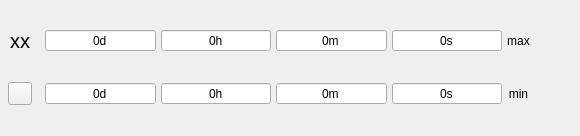
First picture: the form in src/ui/SingleColourRule.ui, repository ashmanix/obs-plugin-countdown, before the edit.
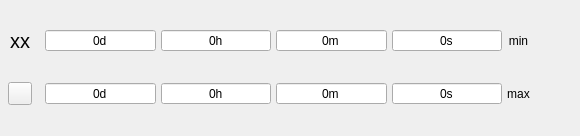
Second picture: the form after the edit.

Commit message: Rule values auto update when editing times to ensure no overlap

Patch:
```diff
--- a/src/ui/SingleColourRule.ui
+++ b/src/ui/SingleColourRule.ui
@@ -66,7 +66,7 @@
           </item>
          </layout>
         </item>
-        <item row="1" column="1">
+        <item row="0" column="1">
          <widget class="QSpinBox" name="minTimeDaySpinBox">
           <property name="sizePolicy">
            <sizepolicy hsizetype="MinimumExpanding" vsizetype="Fixed">
@@ -103,35 +103,7 @@
           </property>
          </widget>
         </item>
-        <item row="0" column="4">
-         <widget class="QSpinBox" name="maxTimeSecondSpinBox">
-          <property name="sizePolicy">
-           <sizepolicy hsizetype="MinimumExpanding" vsizetype="Fixed">
-            <horstretch>0</horstretch>
-            <verstretch>0</verstretch>
-           </sizepolicy>
-          </property>
-          <property name="minimumSize">
-           <size>
-            <width>0</width>
-            <height>0</height>
-           </size>
-          </property>
-          <property name="alignment">
-           <set>Qt::AlignCenter</set>
-          </property>
-          <property name="buttonSymbols">
-           <enum>QAbstractSpinBox::NoButtons</enum>
-          </property>
-          <property name="suffix">
-           <string>s</string>
-          </property>
-          <property name="maximum">
-           <number>59</number>
-          </property>
-         </widget>
-        </item>
-        <item row="1" column="3">
+        <item row="0" column="3">
          <widget class="QSpinBox" name="minTimeMinuteSpinBox">
           <property name="sizePolicy">
            <sizepolicy hsizetype="MinimumExpanding" vsizetype="Fixed">
@@ -159,7 +131,70 @@
           </property>
          </widget>
         </item>
-        <item row="1" column="2">
+        <item row="1" column="5">
+         <widget class="QLabel" name="maxTimeLabel">
+          <property name="text">
+           <string>max</string>
+          </property>
+          <property name="alignment">
+           <set>Qt::AlignCenter</set>
+          </property>
+         </widget>
+        </item>
+        <item row="1" column="3">
+         <widget class="QSpinBox" name="maxTimeMinuteSpinBox">
+          <property name="sizePolicy">
+           <sizepolicy hsizetype="MinimumExpanding" vsizetype="Fixed">
+            <horstretch>0</horstretch>
+            <verstretch>0</verstretch>
+           </sizepolicy>
+          </property>
+          <property name="minimumSize">
+           <size>
+            <width>0</width>
+            <height>0</height>
+           </size>
+          </property>
+          <property name="alignment">
+           <set>Qt::AlignCenter</set>
+          </property>
+          <property name="buttonSymbols">
+           <enum>QAbstractSpinBox::NoButtons</enum>
+          </property>
+          <property name="suffix">
+           <string>m</string>
+          </property>
+          <property name="maximum">
+           <number>59</number>
+          </property>
+         </widget>
+        </item>
+        <item row="1" column="1">
+         <widget class="QSpinBox" name="maxTimeDaySpinBox">
+          <property name="sizePolicy">
+           <sizepolicy hsizetype="MinimumExpanding" vsizetype="Fixed">
+            <horstretch>0</horstretch>
+            <verstretch>0</verstretch>
+           </sizepolicy>
+          </property>
+          <property name="minimumSize">
+           <size>
+            <width>0</width>
+            <height>0</height>
+           </size>
+          </property>
+          <property name="alignment">
+           <set>Qt::AlignCenter</set>
+          </property>
+          <property name="buttonSymbols">
+           <enum>QAbstractSpinBox::NoButtons</enum>
+          </property>
+          <property name="suffix">
+           <string>d</string>
+          </property>
+         </widget>
+        </item>
+        <item row="0" column="2">
          <widget class="QSpinBox" name="minTimeHourSpinBox">
           <property name="sizePolicy">
            <sizepolicy hsizetype="MinimumExpanding" vsizetype="Fixed">
@@ -187,6 +222,16 @@
           </property>
          </widget>
         </item>
+        <item row="0" column="5">
+         <widget class="QLabel" name="minTimeLabel">
+          <property name="text">
+           <string>min</string>
+          </property>
+          <property name="alignment">
+           <set>Qt::AlignCenter</set>
+          </property>
+         </widget>
+        </item>
         <item row="0" column="0">
          <widget class="QLabel" name="idLabel">
           <property name="sizePolicy">
@@ -214,88 +259,63 @@
           </property>
          </widget>
         </item>
-        <item row="0" column="1">
-         <widget class="QSpinBox" name="maxTimeDaySpinBox">
-          <property name="sizePolicy">
-           <sizepolicy hsizetype="MinimumExpanding" vsizetype="Fixed">
-            <horstretch>0</horstretch>
-            <verstretch>0</verstretch>
-           </sizepolicy>
-          </property>
-          <property name="minimumSize">
-           <size>
-            <width>0</width>
-            <height>0</height>
-           </size>
-          </property>
-          <property name="alignment">
-           <set>Qt::AlignCenter</set>
-          </property>
-          <property name="buttonSymbols">
-           <enum>QAbstractSpinBox::NoButtons</enum>
-          </property>
-          <property name="suffix">
-           <string>d</string>
-          </property>
-         </widget>
-        </item>
-        <item row="0" column="3">
-         <widget class="QSpinBox" name="maxTimeMinuteSpinBox">
-          <property name="sizePolicy">
-           <sizepolicy hsizetype="MinimumExpanding" vsizetype="Fixed">
-            <horstretch>0</horstretch>
-            <verstretch>0</verstretch>
-           </sizepolicy>
-          </property>
-          <property name="minimumSize">
-           <size>
-            <width>0</width>
-            <height>0</height>
-           </size>
-          </property>
-          <property name="alignment">
-           <set>Qt::AlignCenter</set>
-          </property>
-          <property name="buttonSymbols">
-           <enum>QAbstractSpinBox::NoButtons</enum>
-          </property>
-          <property name="suffix">
-           <string>m</string>
-          </property>
-          <property name="maximum">
-           <number>59</number>
-          </property>
-         </widget>
-        </item>
-        <item row="0" column="2">
-         <widget class="QSpinBox" name="maxTimeHourSpinBox">
-          <property name="sizePolicy">
-           <sizepolicy hsizetype="MinimumExpanding" vsizetype="Fixed">
-            <horstretch>0</horstretch>
-            <verstretch>0</verstretch>
-           </sizepolicy>
-          </property>
-          <property name="minimumSize">
-           <size>
-            <width>0</width>
-            <height>0</height>
-           </size>
-          </property>
-          <property name="alignment">
-           <set>Qt::AlignCenter</set>
-          </property>
-          <property name="buttonSymbols">
-           <enum>QAbstractSpinBox::NoButtons</enum>
-          </property>
-          <property name="suffix">
-           <string>h</string>
-          </property>
-          <property name="maximum">
-           <number>59</number>
-          </property>
-         </widget>
-        </item>
         <item row="1" column="4">
+         <widget class="QSpinBox" name="maxTimeSecondSpinBox">
+          <property name="sizePolicy">
+           <sizepolicy hsizetype="MinimumExpanding" vsizetype="Fixed">
+            <horstretch>0</horstretch>
+            <verstretch>0</verstretch>
+           </sizepolicy>
+          </property>
+          <property name="minimumSize">
+           <size>
+            <width>0</width>
+            <height>0</height>
+           </size>
+          </property>
+          <property name="alignment">
+           <set>Qt::AlignCenter</set>
+          </property>
+          <property name="buttonSymbols">
+           <enum>QAbstractSpinBox::NoButtons</enum>
+          </property>
+          <property name="suffix">
+           <string>s</string>
+          </property>
+          <property name="maximum">
+           <number>59</number>
+          </property>
+         </widget>
+        </item>
+        <item row="1" column="2">
+         <widget class="QSpinBox" name="maxTimeHourSpinBox">
+          <property name="sizePolicy">
+           <sizepolicy hsizetype="MinimumExpanding" vsizetype="Fixed">
+            <horstretch>0</horstretch>
+            <verstretch>0</verstretch>
+           </sizepolicy>
+          </property>
+          <property name="minimumSize">
+           <size>
+            <width>0</width>
+            <height>0</height>
+           </size>
+          </property>
+          <property name="alignment">
+           <set>Qt::AlignCenter</set>
+          </property>
+          <property name="buttonSymbols">
+           <enum>QAbstractSpinBox::NoButtons</enum>
+          </property>
+          <property name="suffix">
+           <string>h</string>
+          </property>
+          <property name="maximum">
+           <number>59</number>
+          </property>
+         </widget>
+        </item>
+        <item row="0" column="4">
          <widget class="QSpinBox" name="minTimeSecondSpinBox">
           <property name="sizePolicy">
            <sizepolicy hsizetype="MinimumExpanding" vsizetype="Fixed">
@@ -323,26 +343,6 @@
           </property>
          </widget>
         </item>
-        <item row="0" column="5">
-         <widget class="QLabel" name="maxTimeLabel">
-          <property name="text">
-           <string>max</string>
-          </property>
-          <property name="alignment">
-           <set>Qt::AlignCenter</set>
-          </property>
-         </widget>
-        </item>
-        <item row="1" column="5">
-         <widget class="QLabel" name="minTimeLabel">
-          <property name="text">
-           <string>min</string>
-          </property>
-          <property name="alignment">
-           <set>Qt::AlignCenter</set>
-          </property>
-         </widget>
-        </item>
        </layout>
       </item>
       <item>
```
The commit also changes 15 other files.
